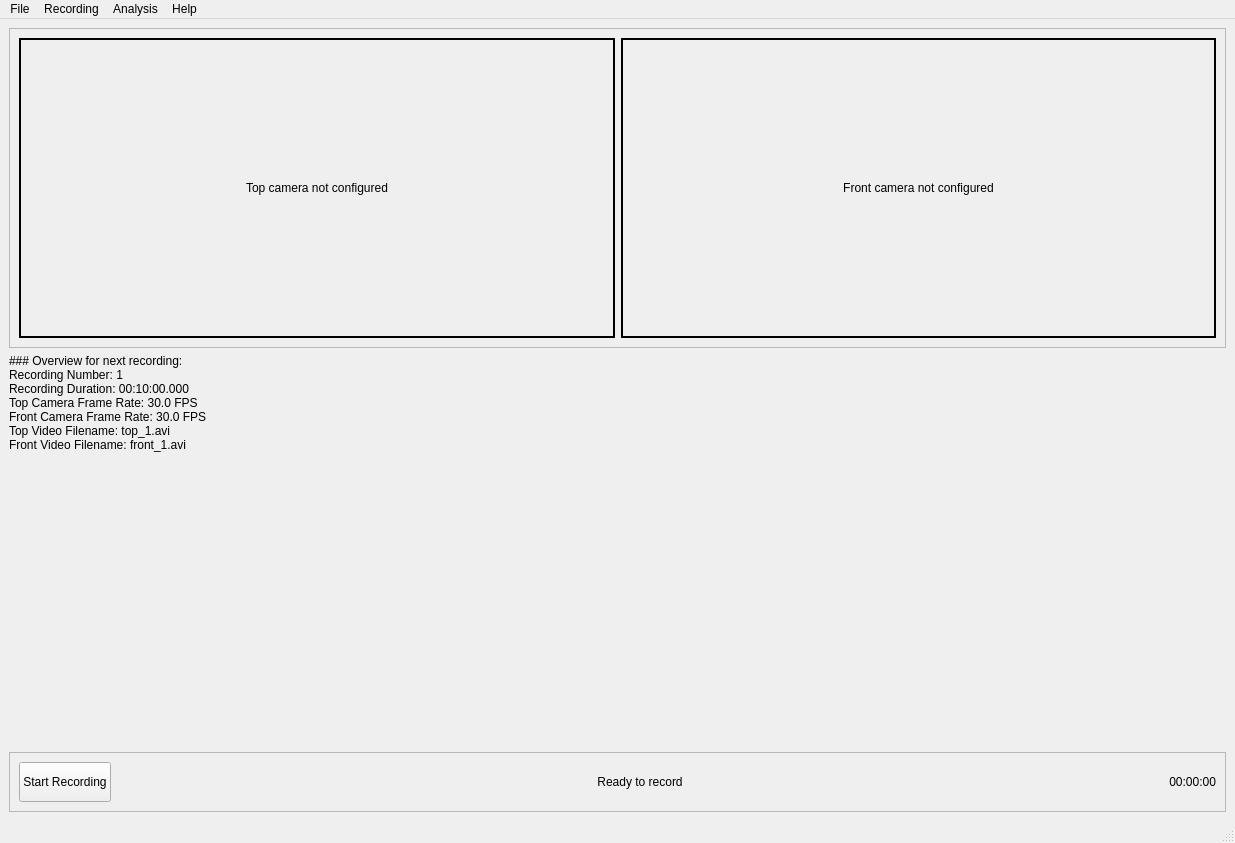
The window that ui/WGrimaceBox.ui (ETHZ-INS/Grimace-Box-Recorder) describes before a commit, drawn with Qt 5.
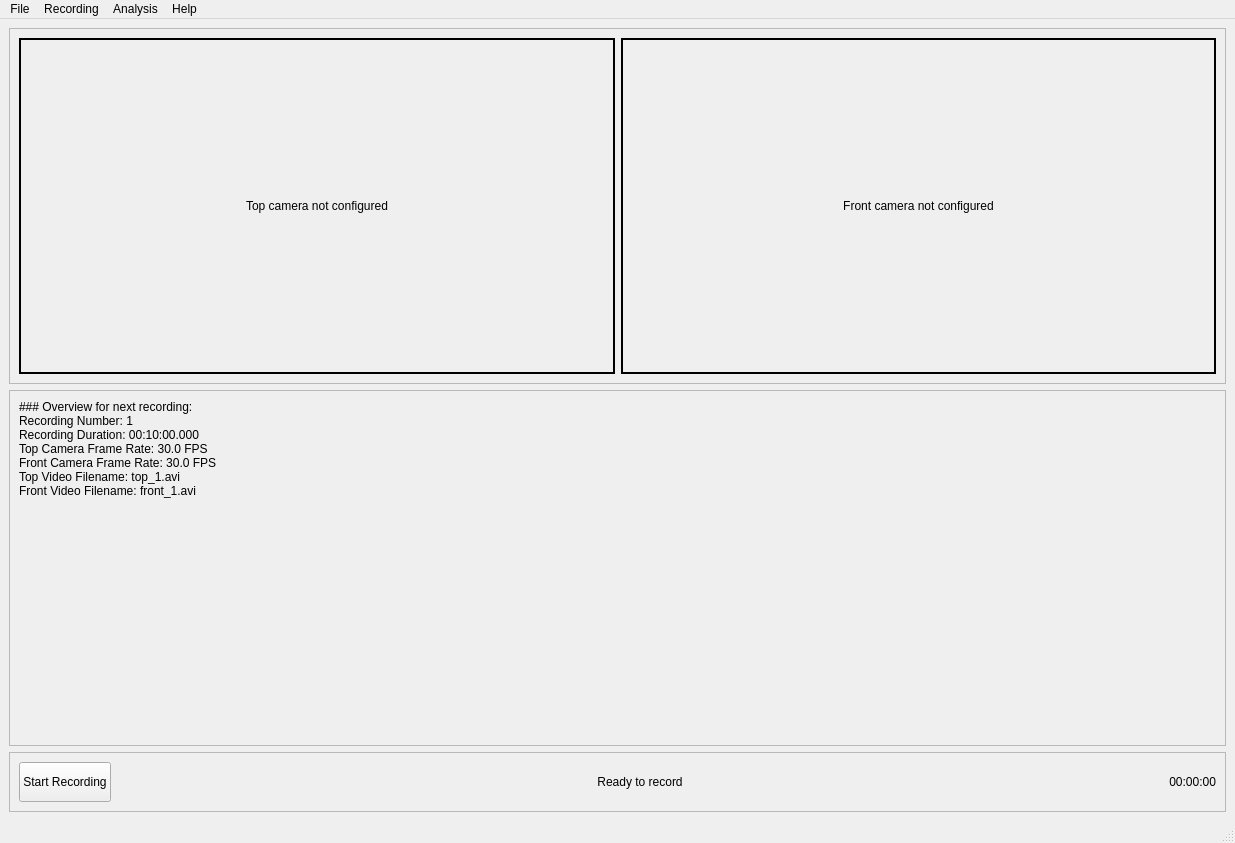
The same window after the commit.

What changed in the file:
```diff
--- a/ui/WGrimaceBox.ui
+++ b/ui/WGrimaceBox.ui
@@ -105,9 +105,18 @@
      </widget>
     </item>
     <item>
-     <widget class="QLabel" name="lbl_overview">
-      <property name="text">
-       <string>### Overview for next recording:  
+     <widget class="QFrame" name="frame_3">
+      <property name="frameShape">
+       <enum>QFrame::StyledPanel</enum>
+      </property>
+      <property name="frameShadow">
+       <enum>QFrame::Raised</enum>
+      </property>
+      <layout class="QHBoxLayout" name="horizontalLayout">
+       <item>
+        <widget class="QLabel" name="lbl_overview">
+         <property name="text">
+          <string>### Overview for next recording:  
 Recording Number: 1  
 Recording Duration: 00:10:00.000  
 Top Camera Frame Rate: 30.0 FPS  
@@ -115,31 +124,37 @@
 Top Video Filename: top_1.avi  
 Front Video Filename: front_1.avi  
 </string>
-      </property>
-      <property name="textFormat">
-       <enum>Qt::MarkdownText</enum>
-      </property>
-      <property name="wordWrap">
-       <bool>false</bool>
-      </property>
+         </property>
+         <property name="textFormat">
+          <enum>Qt::MarkdownText</enum>
+         </property>
+         <property name="alignment">
+          <set>Qt::AlignLeading|Qt::AlignLeft|Qt::AlignTop</set>
+         </property>
+         <property name="wordWrap">
+          <bool>false</bool>
+         </property>
+        </widget>
+       </item>
+       <item>
+        <widget class="QLabel" name="lbl_warnings">
+         <property name="styleSheet">
+          <string notr="true">color: orange</string>
+         </property>
+         <property name="text">
+          <string/>
+         </property>
+         <property name="textFormat">
+          <enum>Qt::MarkdownText</enum>
+         </property>
+         <property name="alignment">
+          <set>Qt::AlignLeading|Qt::AlignLeft|Qt::AlignTop</set>
+         </property>
+        </widget>
+       </item>
+      </layout>
      </widget>
     </item>
-    <item>
-     <spacer name="verticalSpacer">
-      <property name="orientation">
-       <enum>Qt::Vertical</enum>
-      </property>
-      <property name="sizeType">
-       <enum>QSizePolicy::Expanding</enum>
-      </property>
-      <property name="sizeHint" stdset="0">
-       <size>
-        <width>0</width>
-        <height>0</height>
-       </size>
-      </property>
-     </spacer>
-    </item>
     <item>
      <widget class="QFrame" name="frame">
       <property name="sizePolicy">
```
Left out of the diff: 93 changed lines with no effect on the pictures.
